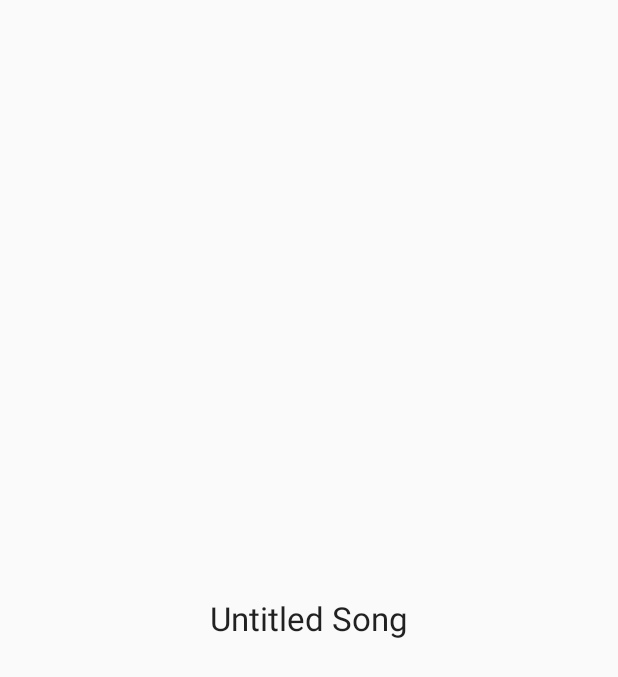
After one commit to andrew749/SpeakerSync, an Android app: the layout player.xml on its own in the app's theme, with its tools: preview values and no code run, on a phone screen of 412 x 824 dp. The commit adds this screen. Shown: the top 677 px of the screen. Run offline under Robolectric (Android 15) with nearby library versions, the phone set to English and light mode, and no system bars.

```diff
--- /dev/null
+++ b/app/src/main/java/com/andrew749/speakersync/Player.java
@@ -0,0 +1,16 @@
+package com.andrew749.speakersync;
+
+import android.app.Activity;
+import android.os.Bundle;
+
+/**
+ * Created by andrew on 1/24/15.
+ */
+public class Player extends Activity {
+
+    @Override
+    protected void onCreate(Bundle savedInstanceState) {
+        super.onCreate(savedInstanceState);
+
+    }
+}
--- /dev/null
+++ b/app/src/main/java/com/andrew749/speakersync/SongBroadcastReceiver.java
@@ -0,0 +1,16 @@
+package com.andrew749.speakersync;
+
+import android.content.BroadcastReceiver;
+import android.content.Context;
+import android.content.Intent;
+
+/**
+ * Created by andrew on 1/24/15.
+ */
+public class SongBroadcastReceiver extends BroadcastReceiver {
+
+    @Override
+    public void onReceive(Context context, Intent intent) {
+
+    }
+}
--- /dev/null
+++ b/app/src/main/res/layout/player.xml
@@ -0,0 +1,13 @@
+<?xml version="1.0" encoding="utf-8"?>
+<FrameLayout xmlns:android="http://schemas.android.com/apk/res/android"
+    android:orientation="vertical" android:layout_width="match_parent"
+    android:layout_height="match_parent">
+
+    <TextView
+        android:layout_width="wrap_content"
+        android:layout_height="wrap_content"
+        android:textAppearance="?android:attr/textAppearanceLarge"
+        android:text="@string/song_title_placeholder"
+        android:id="@+id/songName"
+        android:layout_gravity="center" />
+</FrameLayout>
--- a/app/src/main/res/values/strings.xml
+++ b/app/src/main/res/values/strings.xml
@@ -8,4 +8,5 @@
     <string name="description">Play songs with your friends.</string>
     <string name="createbutton">Create</string>
     <string name="connectbutton">Connect</string>
+    <string name="song_title_placeholder">Untitled Song</string>
 </resources>
```
